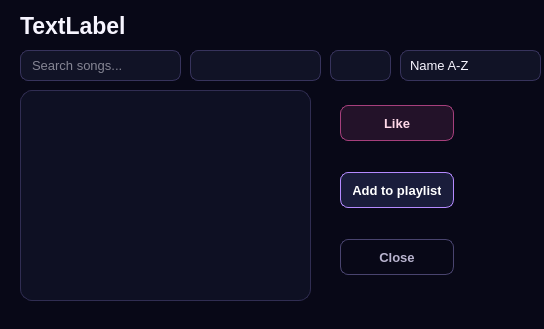
Above: listenersongsdialog.ui from Kiana-hash/MusicAppQt before the change. Below: the same form after it.
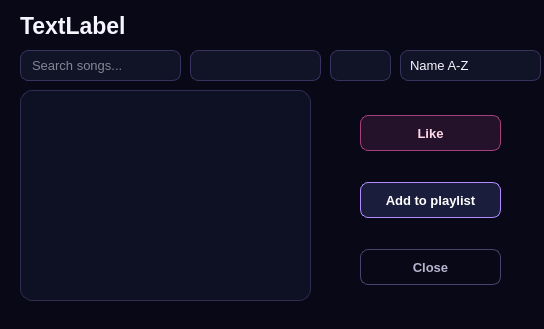
That is the form after the change.

Diff of the .ui file:
```diff
--- a/listenersongsdialog.ui
+++ b/listenersongsdialog.ui
@@ -409,9 +409,9 @@
   <widget class="QWidget" name="verticalLayoutWidget">
    <property name="geometry">
     <rect>
-     <x>340</x>
-     <y>80</y>
-     <width>114</width>
+     <x>360</x>
+     <y>90</y>
+     <width>141</width>
      <height>221</height>
     </rect>
    </property>
```
